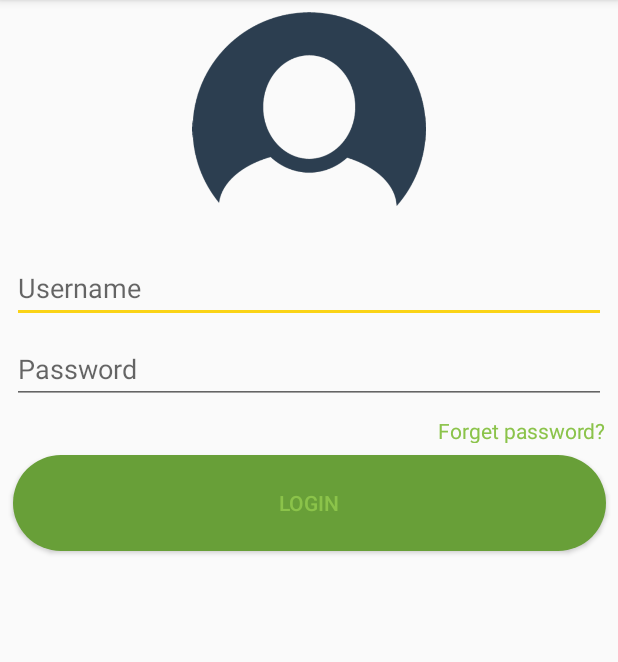
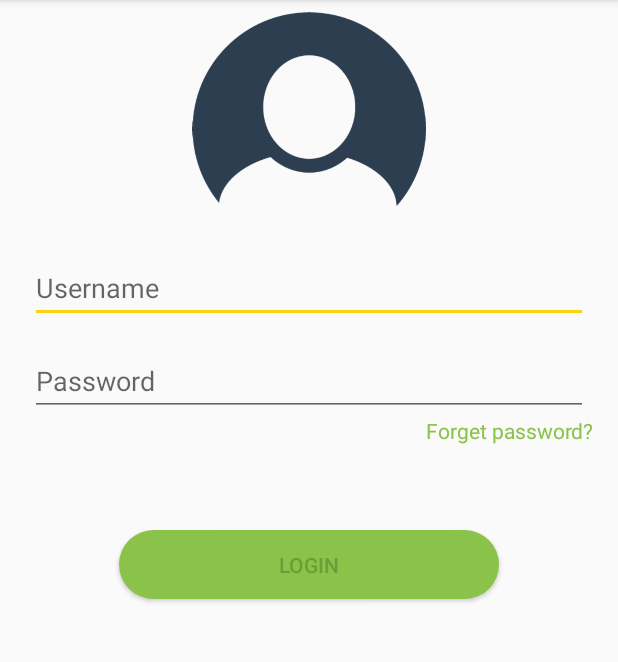
Before and after one commit to Harman9988/Prova_Tab_Menu, an Android app: the screen it shows after launch (MainActivity before the commit, ActivityLogin after it), on a phone screen of 412 x 824 dp, the part 84-746 px from its top. Run offline under Robolectric (Android 15) with nearby library versions, the phone set to English and light mode, and no system bars.

Commit message:
He cambiat moltes coses

```diff
--- a/app/build.gradle
+++ b/app/build.gradle
@@ -31,5 +31,6 @@ dependencies {
     implementation 'com.android.support:recyclerview-v7:27.1.1'
     annotationProcessor 'com.github.bumptech.glide:compiler:4.2.0'
     implementation 'de.hdodenhof:circleimageview:2.2.0'
+    implementation 'com.github.barteksc:android-pdf-viewer:2.3.0'
 
 }
--- a/app/src/main/AndroidManifest.xml
+++ b/app/src/main/AndroidManifest.xml
@@ -12,7 +12,7 @@
         android:roundIcon="@mipmap/ic_launcher_round"
         android:supportsRtl="true"
         android:theme="@style/AppTheme">
-        <activity android:name=".MainActivity">
+        <activity android:name=".ActivityLogin">
             <intent-filter>
                 <action android:name="android.intent.action.MAIN" />
 
@@ -22,7 +22,8 @@
         <activity
             android:name=".MainActivityMenu"
             android:label="@string/title_activity_main_menu"
-            android:theme="@style/AppTheme.NoActionBar"></activity>
+            android:theme="@style/AppTheme.NoActionBar" />
+        <activity android:name=".ActivityPDF"></activity>
     </application>
 
 </manifest>
--- a/app/src/main/java/com/example/alber/prova_tab_menu/MainActivity.java
+++ b/app/src/main/java/com/example/alber/prova_tab_menu/ActivityLogin.java
@@ -7,10 +7,9 @@ import android.os.Bundle;
 import android.view.View;
 import android.widget.Button;
 import android.widget.EditText;
-import android.widget.FrameLayout;
 import android.widget.Toast;
 
-public class MainActivity extends AppCompatActivity {
+public class ActivityLogin extends AppCompatActivity {
 
     EditText et_usuari, et_contrasenya;
     Button btn_login;
@@ -22,7 +21,7 @@ public class MainActivity extends AppCompatActivity {
     protected void onCreate(Bundle savedInstanceState) {
         super.onCreate(savedInstanceState);
         setContentView(R.layout.activity_main);
-        progressDialog = new ProgressDialog(MainActivity.this,R.style.AppCompatAlertDialogStyle);
+        progressDialog = new ProgressDialog(ActivityLogin.this,R.style.AppCompatAlertDialogStyle);
         et_usuari=findViewById(R.id.etUsername);
         et_contrasenya=findViewById(R.id.etPassword);
         btn_login=findViewById(R.id.btnLogin);
--- a/app/src/main/java/com/example/alber/prova_tab_menu/Tab2_menu_fragment.java
+++ b/app/src/main/java/com/example/alber/prova_tab_menu/Tab2_cuina_fragment.java
@@ -8,13 +8,13 @@ import android.view.LayoutInflater;
 import android.view.View;
 import android.view.ViewGroup;
 
-public class Tab2_menu_fragment extends Fragment {
-    private static final String TAG="Tab2Fragment";
+public class Tab2_cuina_fragment extends Fragment {
+    private static final String TAG="Tab3Fragment";
 
     @Nullable
     @Override
     public View onCreateView(@NonNull LayoutInflater inflater, @Nullable ViewGroup container, @Nullable Bundle savedInstanceState) {
-        View view= inflater.inflate(R.layout.tab2_menu_fragment, container, false);
+        View view= inflater.inflate(R.layout.tab2_cuina_fragment, container, false);
 
         return view;
     }
--- a/app/src/main/res/drawable-v24/roundedbutton2.xml
+++ b/app/src/main/res/drawable-v24/roundedbutton2.xml
@@ -1,7 +1,7 @@
 <?xml version="1.0" encoding="utf-8"?>
 <shape xmlns:android="http://schemas.android.com/apk/res/android"
     android:shape="rectangle">
-    <solid android:color="#689F38"/>
+    <solid android:color="#8BC34A"/>
     <corners android:bottomRightRadius="8dp"
         android:bottomLeftRadius="8dp"
         android:topRightRadius="8dp"
--- a/app/src/main/res/drawable/roundedbutton.xml
+++ b/app/src/main/res/drawable/roundedbutton.xml
@@ -1,7 +1,7 @@
 <?xml version="1.0" encoding="utf-8"?>
 <shape xmlns:android="http://schemas.android.com/apk/res/android"
     android:shape="rectangle">
-    <solid android:color="#689F38"/>
+    <solid android:color="#8BC34A"/>
     <corners android:bottomRightRadius="32dp"
         android:bottomLeftRadius="32dp"
         android:topRightRadius="32dp"
--- a/app/src/main/res/layout/activity_main.xml
+++ b/app/src/main/res/layout/activity_main.xml
@@ -4,7 +4,7 @@
     xmlns:tools="http://schemas.android.com/tools"
     android:layout_width="match_parent"
     android:layout_height="match_parent"
-    tools:context="com.example.alber.prova_tab_menu.MainActivity"
+    tools:context="com.example.alber.prova_tab_menu.ActivityLogin"
     tools:layout_editor_absoluteY="81dp"
     tools:layout_editor_absoluteX="0dp">
 
@@ -24,9 +24,8 @@
     <TextView
         android:id="@+id/tvRegister"
         android:layout_width="wrap_content"
-        android:layout_height="18dp"
-        android:layout_marginEnd="8dp"
-        android:layout_marginTop="8dp"
+        android:layout_height="20dp"
+        android:layout_marginEnd="16dp"
         android:autoLink="all"
         android:text="Forget password?"
         android:textColor="#8BC34A"
@@ -38,8 +37,8 @@
         android:id="@+id/etUsername"
         android:layout_width="0dp"
         android:layout_height="46dp"
-        android:layout_marginLeft="8dp"
-        android:layout_marginRight="8dp"
+        android:layout_marginLeft="20dp"
+        android:layout_marginRight="20dp"
         android:layout_marginTop="32dp"
         android:ems="10"
         android:hint="Username"
@@ -54,29 +53,30 @@
         android:id="@+id/etPassword"
         android:layout_width="0dp"
         android:layout_height="46dp"
-        android:layout_marginLeft="8dp"
-        android:layout_marginRight="8dp"
-        android:layout_marginTop="8dp"
+        android:layout_marginLeft="20dp"
+        android:layout_marginRight="20dp"
+        android:layout_marginTop="16dp"
         android:ems="10"
         android:hint="Password"
         android:inputType="textPassword"
         android:textColor="#8BC34A"
+        app:layout_constraintHorizontal_bias="0.0"
         app:layout_constraintLeft_toLeftOf="parent"
         app:layout_constraintRight_toRightOf="parent"
         app:layout_constraintTop_toBottomOf="@+id/etUsername" />
 
     <Button
         android:id="@+id/btnLogin"
-        android:layout_width="395dp"
-        android:layout_height="64dp"
+        android:layout_width="253dp"
+        android:layout_height="46dp"
         android:layout_marginEnd="8dp"
         android:layout_marginStart="8dp"
-        android:layout_marginTop="8dp"
+        android:layout_marginTop="56dp"
+        android:background="@drawable/roundedbutton"
         android:text="Login"
-        android:background = "@drawable/roundedbutton"
-        android:textColor="#8BC34A"
+        android:textColor="#689F38"
         app:layout_constraintEnd_toEndOf="parent"
         app:layout_constraintStart_toStartOf="parent"
-        app:layout_constraintTop_toBottomOf="@+id/tvRegister"/>
+        app:layout_constraintTop_toBottomOf="@+id/tvRegister" />
 
 </android.support.constraint.ConstraintLayout>
--- a/app/src/main/res/layout/listview.xml
+++ b/app/src/main/res/layout/listview.xml
@@ -43,8 +43,8 @@
             android:layout_alignParentEnd="true"
             android:layout_centerVertical="true"
             android:layout_marginEnd="45dp"
-            android:scaleX="1.50"
-            android:scaleY="1.50"
+            android:scaleX="1.25"
+            android:scaleY="1.25"
             android:theme="@style/Colorcheck" />
 
     </RelativeLayout>
--- a/app/src/main/res/layout/tab3_cuina_fragment.xml
+++ /dev/null
@@ -1,6 +0,0 @@
-<?xml version="1.0" encoding="utf-8"?>
-<android.support.constraint.ConstraintLayout
-    xmlns:android="http://schemas.android.com/apk/res/android" android:layout_width="match_parent"
-    android:layout_height="match_parent">
-
-</android.support.constraint.ConstraintLayout>
```
Also changed, not shown: app/src/main/java/com/example/alber/prova_tab_menu/ActivityPDF.java (added, +58 -0 lines), app/src/main/java/com/example/alber/prova_tab_menu/MainActivityMenu.java (+38 -19 lines), app/src/main/java/com/example/alber/prova_tab_menu/Tab1_alumne_fragment.java (+70 -3 lines), app/src/main/java/com/example/alber/prova_tab_menu/Tab3_cuina_fragment.java (deleted, +0 -21 lines), app/src/main/res/layout/activity_pdf.xml (added, +18 -0 lines), app/src/main/res/layout/tab1_alumne_fragment.xml (+31 -14 lines), app/src/main/res/menu/commonmenus.xml (added, +11 -0 lines), app/src/main/res/layout/tab2_cuina_fragment.xml (renamed from app/src/main/res/layout/tab2_menu_fragment.xml).
